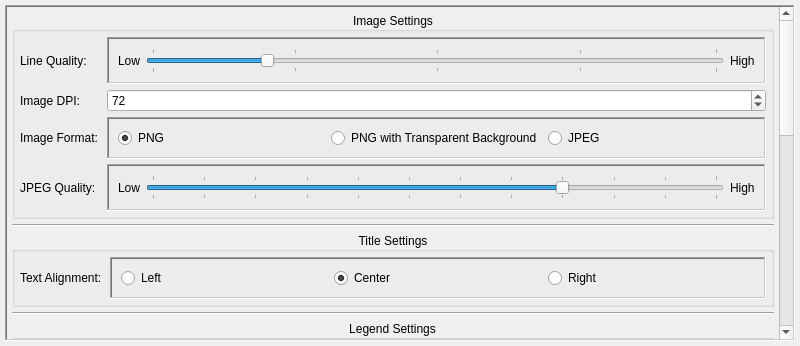
This is AlignmentReporter/UI/Qt/imageSettings.ui in JulienAlardot/AlignmentReporter as Qt 5 draws it before an edit. The edited form follows.
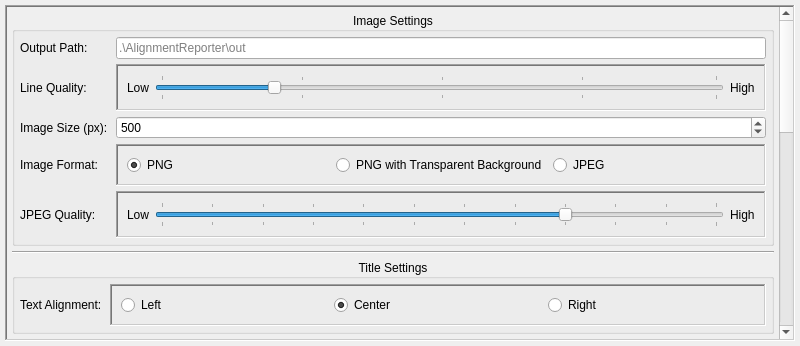
This is the edited form.

Commit message: Adding New output path entry

The edit to the form file:
```diff
--- a/AlignmentReporter/UI/Qt/imageSettings.ui
+++ b/AlignmentReporter/UI/Qt/imageSettings.ui
@@ -74,9 +74,9 @@
       <property name="geometry">
        <rect>
         <x>0</x>
-        <y>-494</y>
+        <y>0</y>
         <width>769</width>
-        <height>868</height>
+        <height>892</height>
        </rect>
       </property>
       <property name="sizePolicy">
@@ -131,59 +131,7 @@
           <property name="spacing">
            <number>5</number>
           </property>
-          <item row="3" column="0">
-           <widget class="QLabel" name="l_jpeg_quality">
-            <property name="sizePolicy">
-             <sizepolicy hsizetype="Minimum" vsizetype="Minimum">
-              <horstretch>0</horstretch>
-              <verstretch>0</verstretch>
-             </sizepolicy>
-            </property>
-            <property name="text">
-             <string>JPEG Quality: </string>
-            </property>
-           </widget>
-          </item>
-          <item row="1" column="0">
-           <widget class="QLabel" name="l_image_dpi">
-            <property name="sizePolicy">
-             <sizepolicy hsizetype="Minimum" vsizetype="Minimum">
-              <horstretch>0</horstretch>
-              <verstretch>0</verstretch>
-             </sizepolicy>
-            </property>
-            <property name="text">
-             <string>Image DPI: </string>
-            </property>
-           </widget>
-          </item>
-          <item row="1" column="1">
-           <widget class="QSpinBox" name="sb_image_dpi">
-            <property name="minimum">
-             <number>1</number>
-            </property>
-            <property name="maximum">
-             <number>1000</number>
-            </property>
-            <property name="value">
-             <number>72</number>
-            </property>
-           </widget>
-          </item>
-          <item row="2" column="0">
-           <widget class="QLabel" name="l_image_format">
-            <property name="sizePolicy">
-             <sizepolicy hsizetype="Minimum" vsizetype="Minimum">
-              <horstretch>0</horstretch>
-              <verstretch>0</verstretch>
-             </sizepolicy>
-            </property>
-            <property name="text">
-             <string>Image Format: </string>
-            </property>
-           </widget>
-          </item>
-          <item row="3" column="1">
+          <item row="4" column="1">
            <widget class="QFrame" name="f_jpeg_quality">
             <property name="sizePolicy">
              <sizepolicy hsizetype="Minimum" vsizetype="Maximum">
@@ -240,61 +188,59 @@
             </layout>
            </widget>
           </item>
-          <item row="0" column="1">
-           <widget class="QFrame" name="f_image_settings">
+          <item row="4" column="0">
+           <widget class="QLabel" name="l_jpeg_quality">
             <property name="sizePolicy">
-             <sizepolicy hsizetype="Minimum" vsizetype="Maximum">
+             <sizepolicy hsizetype="Minimum" vsizetype="Minimum">
               <horstretch>0</horstretch>
               <verstretch>0</verstretch>
              </sizepolicy>
             </property>
-            <property name="frameShape">
-             <enum>QFrame::WinPanel</enum>
+            <property name="text">
+             <string>JPEG Quality: </string>
             </property>
-            <property name="frameShadow">
-             <enum>QFrame::Sunken</enum>
+           </widget>
+          </item>
+          <item row="2" column="0">
+           <widget class="QLabel" name="l_image_dpi">
+            <property name="sizePolicy">
+             <sizepolicy hsizetype="Minimum" vsizetype="Minimum">
+              <horstretch>0</horstretch>
+              <verstretch>0</verstretch>
+             </sizepolicy>
             </property>
-            <layout class="QHBoxLayout" name="horizontalLayout_2">
-             <item>
-              <widget class="QLabel" name="l_line_low">
-               <property name="text">
-                <string>Low</string>
-               </property>
-              </widget>
-             </item>
-             <item>
-              <widget class="QSlider" name="hs_line_quality">
-               <property name="minimum">
-                <number>0</number>
-               </property>
-               <property name="maximum">
-                <number>99</number>
-               </property>
-               <property name="value">
-                <number>20</number>
-               </property>
-               <property name="orientation">
-                <enum>Qt::Horizontal</enum>
-               </property>
-               <property name="tickPosition">
-                <enum>QSlider::TicksBothSides</enum>
-               </property>
-               <property name="tickInterval">
-                <number>25</number>
-               </property>
-              </widget>
-             </item>
-             <item>
-              <widget class="QLabel" name="l_line_high">
-               <property name="text">
-                <string>High</string>
-               </property>
-              </widget>
-             </item>
-            </layout>
+            <property name="text">
+             <string>Image Size (px): </string>
+            </property>
            </widget>
           </item>
-          <item row="0" column="0">
+          <item row="2" column="1">
+           <widget class="QSpinBox" name="sb_image_dpi">
+            <property name="minimum">
+             <number>200</number>
+            </property>
+            <property name="maximum">
+             <number>4000</number>
+            </property>
+            <property name="value">
+             <number>500</number>
+            </property>
+           </widget>
+          </item>
+          <item row="3" column="0">
+           <widget class="QLabel" name="l_image_format">
+            <property name="sizePolicy">
+             <sizepolicy hsizetype="Minimum" vsizetype="Minimum">
+              <horstretch>0</horstretch>
+              <verstretch>0</verstretch>
+             </sizepolicy>
+            </property>
+            <property name="text">
+             <string>Image Format: </string>
+            </property>
+           </widget>
+          </item>
+          <item row="1" column="0">
            <widget class="QLabel" name="l_line_quality">
             <property name="sizePolicy">
              <sizepolicy hsizetype="Minimum" vsizetype="Minimum">
@@ -307,7 +253,7 @@
             </property>
            </widget>
           </item>
-          <item row="2" column="1">
+          <item row="3" column="1">
            <widget class="QFrame" name="f_image_format">
             <property name="sizePolicy">
              <sizepolicy hsizetype="Minimum" vsizetype="Maximum">
@@ -352,6 +298,86 @@
             </layout>
            </widget>
           </item>
+          <item row="1" column="1">
+           <widget class="QFrame" name="f_image_settings">
+            <property name="sizePolicy">
+             <sizepolicy hsizetype="Minimum" vsizetype="Maximum">
+              <horstretch>0</horstretch>
+              <verstretch>0</verstretch>
+             </sizepolicy>
+            </property>
+            <property name="frameShape">
+             <enum>QFrame::WinPanel</enum>
+            </property>
+            <property name="frameShadow">
+             <enum>QFrame::Sunken</enum>
+            </property>
+            <layout class="QHBoxLayout" name="horizontalLayout_2">
+             <item>
+              <widget class="QLabel" name="l_line_low">
+               <property name="text">
+                <string>Low</string>
+               </property>
+              </widget>
+             </item>
+             <item>
+              <widget class="QSlider" name="hs_line_quality">
+               <property name="minimum">
+                <number>0</number>
+               </property>
+               <property name="maximum">
+                <number>99</number>
+               </property>
+               <property name="value">
+                <number>20</number>
+               </property>
+               <property name="orientation">
+                <enum>Qt::Horizontal</enum>
+               </property>
+               <property name="tickPosition">
+                <enum>QSlider::TicksBothSides</enum>
+               </property>
+               <property name="tickInterval">
+                <number>25</number>
+               </property>
+              </widget>
+             </item>
+             <item>
+              <widget class="QLabel" name="l_line_high">
+               <property name="text">
+                <string>High</string>
+               </property>
+              </widget>
+             </item>
+            </layout>
+           </widget>
+          </item>
+          <item row="0" column="0">
+           <widget class="QLabel" name="l_jpeg_quality_2">
+            <property name="sizePolicy">
+             <sizepolicy hsizetype="Minimum" vsizetype="Minimum">
+              <horstretch>0</horstretch>
+              <verstretch>0</verstretch>
+             </sizepolicy>
+            </property>
+            <property name="text">
+             <string>Output Path: </string>
+            </property>
+           </widget>
+          </item>
+          <item row="0" column="1">
+           <widget class="QLineEdit" name="le_output_path">
+            <property name="sizePolicy">
+             <sizepolicy hsizetype="Minimum" vsizetype="Maximum">
+              <horstretch>0</horstretch>
+              <verstretch>0</verstretch>
+             </sizepolicy>
+            </property>
+            <property name="placeholderText">
+             <string>.\AlignmentReporter\out</string>
+            </property>
+           </widget>
+          </item>
          </layout>
         </widget>
        </item>
```
